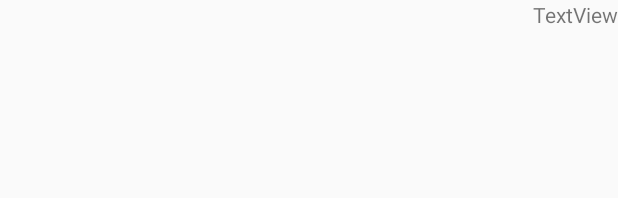
After one commit to CyberBismo/Skybyn-APK, an Android app: the layout activity_notifications.xml on its own in the app's theme, with its tools: preview values and no code run, on a phone screen of 412 x 824 dp. The commit adds this screen. Shown: the top 198 px of the screen. Run offline under Robolectric (Android 15) with nearby library versions, the phone set to English and light mode, and no system bars; network calls fail.

Commit message:
Notification Activity added + Small Fixes

```diff
--- /dev/null
+++ b/app/src/main/res/layout/activity_notifications.xml
@@ -0,0 +1,15 @@
+<?xml version="1.0" encoding="utf-8"?>
+<androidx.constraintlayout.widget.ConstraintLayout xmlns:android="http://schemas.android.com/apk/res/android"
+    xmlns:app="http://schemas.android.com/apk/res-auto"
+    xmlns:tools="http://schemas.android.com/tools"
+    android:layout_width="match_parent"
+    android:layout_height="match_parent"
+    tools:context=".notifications">
+
+    <TextView
+        android:id="@+id/textView"
+        android:layout_width="wrap_content"
+        android:layout_height="wrap_content"
+        android:text="TextView"
+        app:layout_constraintEnd_toEndOf="parent" />
+</androidx.constraintlayout.widget.ConstraintLayout>
--- a/app/src/main/res/layout/nav_header.xml
+++ b/app/src/main/res/layout/nav_header.xml
@@ -4,7 +4,7 @@
     xmlns:tools="http://schemas.android.com/tools"
     android:layout_width="match_parent"
     android:layout_height="200dp"
-    android:background="@color/blue">
+    android:background="@color/main_colour">
 
     <com.mikhaellopez.circularimageview.CircularImageView
         android:id="@+id/imgNavViewProfilePicture"
--- a/app/src/main/res/values-night/themes.xml
+++ b/app/src/main/res/values-night/themes.xml
@@ -2,15 +2,15 @@
     <!-- Base application theme. -->
     <style name="Theme.WeSocial" parent="Theme.AppCompat.Light.NoActionBar">
         <!-- Primary brand color. -->
-        <item name="colorPrimary">@color/blue</item> <!-- Content background -->
+        <item name="colorPrimary">@color/main_colour</item> <!-- Content background -->
         <item name="colorPrimaryVariant">@color/black</item> <!-- Notification bar -->
         <item name="colorOnPrimary">@color/white</item>
         <!-- Secondary brand color. -->
-        <item name="colorSecondary">@color/blue</item>
-        <item name="colorSecondaryVariant">@color/blue</item>
+        <item name="colorSecondary">@color/main_colour</item>
+        <item name="colorSecondaryVariant">@color/main_colour</item>
         <item name="colorOnSecondary">@color/white</item>
         <!-- Status bar color. -->
-        <item name="android:statusBarColor" tools:targetApi="l">@color/blue</item>
+        <item name="android:statusBarColor" tools:targetApi="l">@color/main_colour</item>
         <!-- Customize your theme here. -->
     </style>
 </resources>
--- a/app/src/main/res/values/colors.xml
+++ b/app/src/main/res/values/colors.xml
@@ -7,7 +7,7 @@
     <color name="teal_700">#018786</color>
     <color name="black">#000000</color>
     <color name="white">#FFFFFF</color>
-    <color name="blue">#005DC1</color>
+    <color name="main_colour">#005DC1</color>
     <color name="red">#C10000</color>
     <color name="green">#4CAF50</color>
     <color name="dark">#FF000000</color>
--- a/app/src/main/res/values/themes.xml
+++ b/app/src/main/res/values/themes.xml
@@ -2,15 +2,15 @@
     <!-- Base application theme. -->
     <style name="Theme.WeSocial" parent="Theme.AppCompat.Light.NoActionBar">
         <!-- Primary brand color. -->
-        <item name="colorPrimary">@color/blue</item> <!-- Content background -->
+        <item name="colorPrimary">@color/main_colour</item> <!-- Content background -->
         <item name="colorPrimaryVariant">@color/black</item> <!-- Notification bar -->
         <item name="colorOnPrimary">@color/white</item>
         <!-- Secondary brand color. -->
-        <item name="colorSecondary">@color/blue</item>
-        <item name="colorSecondaryVariant">@color/blue</item>
+        <item name="colorSecondary">@color/main_colour</item>
+        <item name="colorSecondaryVariant">@color/main_colour</item>
         <item name="colorOnSecondary">@color/white</item>
         <!-- Status bar color. -->
-        <item name="android:statusBarColor" tools:targetApi="l">@color/blue</item>
+        <item name="android:statusBarColor" tools:targetApi="l">@color/main_colour</item>
         <!-- Customize your theme here. -->
     </style>
 </resources>
```
Also changed, not shown: app/src/main/AndroidManifest.xml (+14 -17 lines), app/src/main/java/social/app/wesocial/notifications.java (added, +14 -0 lines), app/src/main/res/layout/activity_front_page.xml (+4 -4 lines), app/src/main/res/layout/activity_main.xml (+19 -19 lines).
